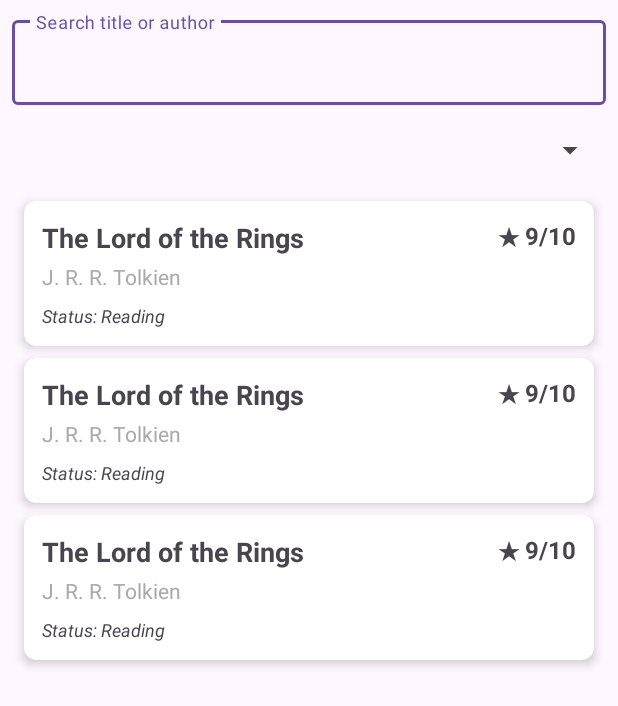
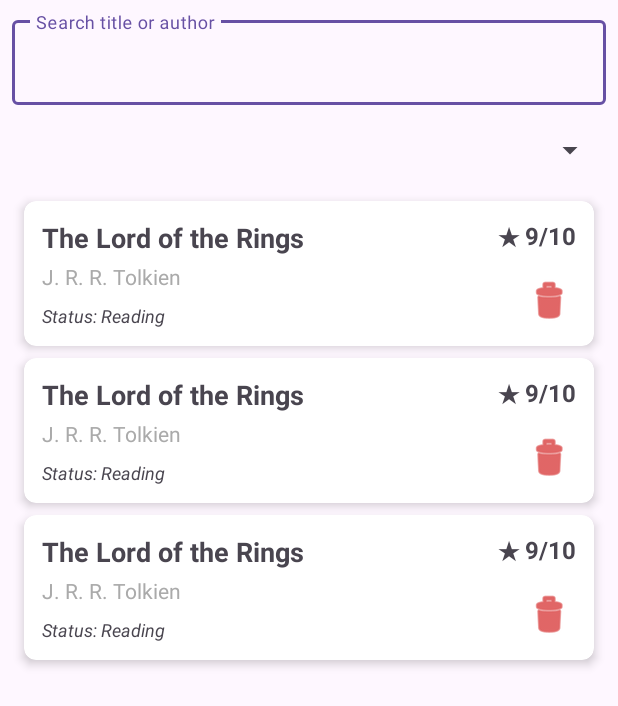
Before and after one commit to DoodlyPoro/MobileApps2026-2401321029, an Android app built with Jetpack Compose: the layout fragment_book_list.xml on its own in the app's theme, with its tools: preview values and no code run, on a phone screen of 412 x 824 dp. Shown: the top 706 px of the screen. Run offline under Robolectric (Android 15) with nearby library versions, the phone set to English and light mode, and no system bars.

Commit message:
Added delete book

```diff
--- a/app/src/main/java/com/example/booktracker/data/dao/BookDao.kt
+++ b/app/src/main/java/com/example/booktracker/data/dao/BookDao.kt
@@ -2,6 +2,7 @@ package com.example.booktracker.data.dao
 
 import androidx.lifecycle.LiveData
 import androidx.room.Dao
+import androidx.room.Delete
 import androidx.room.Insert
 import androidx.room.Query
 import androidx.room.Transaction
@@ -36,4 +37,7 @@ interface BookDao {
 
     @Update
     suspend fun update(book: Book)
+
+    @Delete
+    suspend fun delete(book: Book)
 }
--- a/app/src/main/java/com/example/booktracker/data/repository/BookRepository.kt
+++ b/app/src/main/java/com/example/booktracker/data/repository/BookRepository.kt
@@ -30,6 +30,8 @@ class BookRepository (
 
     suspend fun update(book: Book) = bookDao.update(book)
 
+    suspend fun delete(book: Book) = bookDao.delete(book)
+
     private fun String?.blankToNull(): String? = this?.trim()?.ifBlank { null }
     private companion object {
         const val NO_CATEGORY_ID = -1L
--- a/app/src/main/res/layout/item_book.xml
+++ b/app/src/main/res/layout/item_book.xml
@@ -20,8 +20,8 @@
             android:id="@+id/textTitle"
             android:layout_width="0dp"
             android:layout_height="wrap_content"
+            android:textSize="18sp"
             android:textStyle="bold"
-            android:textSize="18sp"
             app:layout_constraintEnd_toStartOf="@+id/textRating"
             app:layout_constraintStart_toStartOf="parent"
             app:layout_constraintTop_toTopOf="parent"
@@ -32,8 +32,8 @@
             android:layout_width="0dp"
             android:layout_height="wrap_content"
             android:layout_marginTop="4dp"
+            android:textColor="@android:color/darker_gray"
             android:textSize="14sp"
-            android:textColor="@android:color/darker_gray"
             app:layout_constraintEnd_toStartOf="@+id/textRating"
             app:layout_constraintStart_toStartOf="parent"
             app:layout_constraintTop_toBottomOf="@+id/textTitle"
@@ -60,5 +60,16 @@
             app:layout_constraintTop_toTopOf="parent"
             tools:text="★ 9/10" />
 
+        <ImageButton
+            android:id="@+id/btnDeleteBook"
+            android:layout_width="36dp"
+            android:layout_height="36dp"
+            android:background="?attr/selectableItemBackgroundBorderless"
+            android:contentDescription="Delete book"
+            android:src="@android:drawable/ic_menu_delete"
+            app:layout_constraintBottom_toBottomOf="parent"
+            app:layout_constraintEnd_toEndOf="parent"
+            app:tint="@android:color/holo_red_dark" />
+
     </androidx.constraintlayout.widget.ConstraintLayout>
 </androidx.cardview.widget.CardView>
```
Also changed, not shown: app/src/main/java/com/example/booktracker/ui/BookAdapter.kt (+9 -3 lines), app/src/main/java/com/example/booktracker/ui/BookListFragment.kt (+19 -3 lines), app/src/main/java/com/example/booktracker/viewmodel/BookViewModel.kt (+9 -0 lines).
